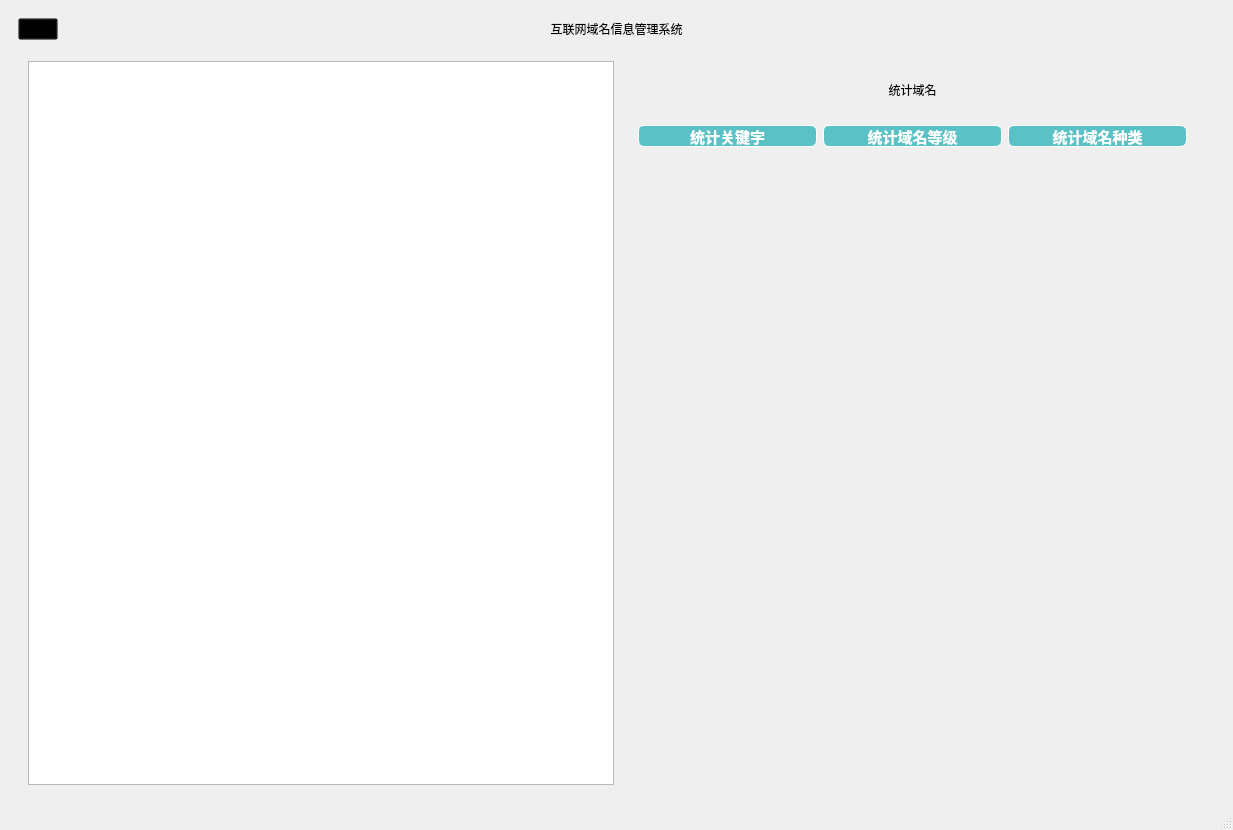
The window that src/IDNIMS.ui (Miki-Riako/Internet-Domain-Name-Information-Management-System) describes before a commit, drawn with Qt 5.
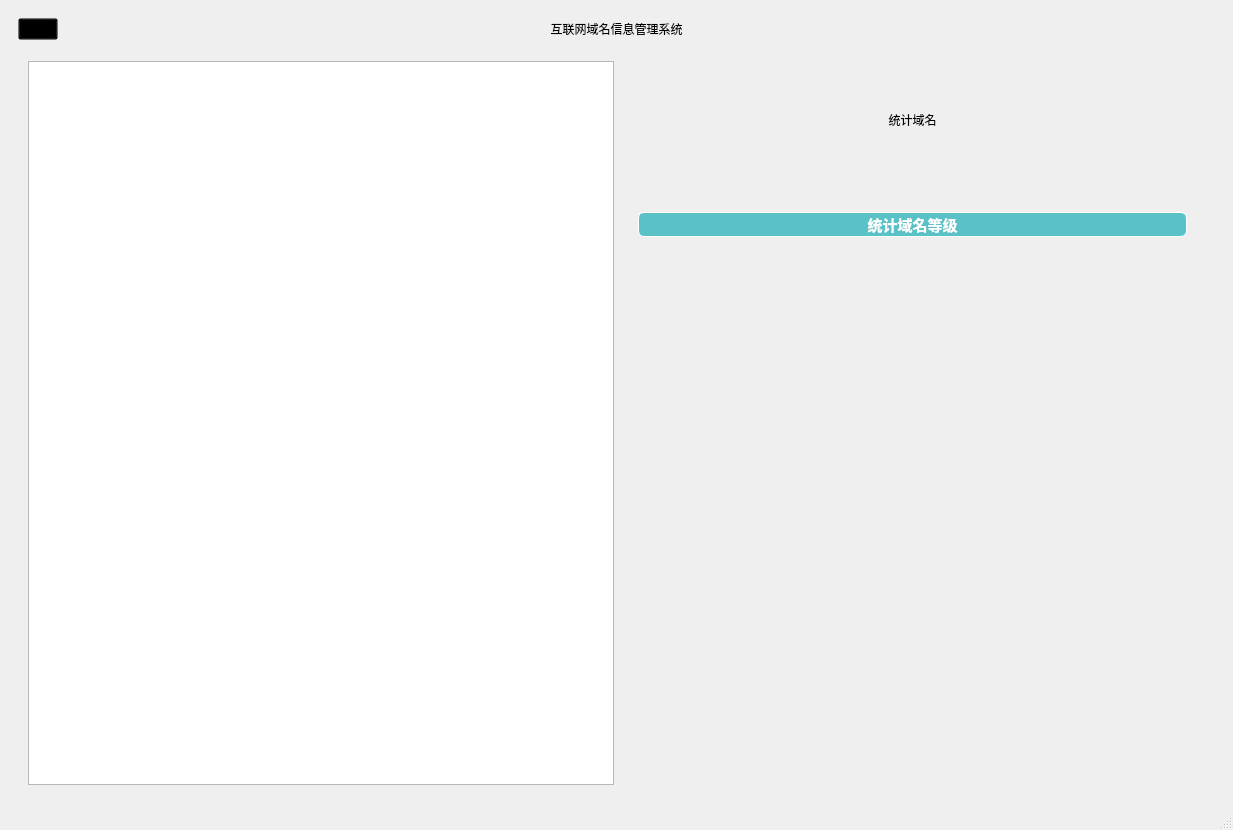
The same window after the commit. The open tabs and pages were chosen to show the change. Icons and pictures are not drawn. Custom widgets are drawn as their Qt base class.

```diff
--- a/src/IDNIMS.ui
+++ b/src/IDNIMS.ui
@@ -150,7 +150,7 @@
          <item>
           <widget class="QStackedWidget" name="stackedWidget">
            <property name="currentIndex">
-            <number>6</number>
+            <number>3</number>
            </property>
            <widget class="QWidget" name="pageHome">
             <layout class="QGridLayout" name="gridLayout_4">
@@ -683,7 +683,7 @@
                    <enum>QLineEdit::Normal</enum>
                   </property>
                   <property name="placeholderText">
-                   <string>在类型中搜索（默认为域名搜索）. . .</string>
+                   <string>在类型中搜索（默认为域名搜索）（需要以MySQL的形式搜索）. . .</string>
                   </property>
                  </widget>
                 </item>
@@ -745,7 +745,7 @@
             </layout>
            </widget>
            <widget class="QWidget" name="pageStatistic">
-            <layout class="QVBoxLayout" name="verticalLayout_7" stretch="1,1,5,5,5">
+            <layout class="QVBoxLayout" name="verticalLayout_7" stretch="1,1,5">
              <item>
               <widget class="QLabel" name="label_31">
                <property name="styleSheet">
@@ -762,45 +762,6 @@
              <item>
               <widget class="QWidget" name="widget_9" native="true">
                <layout class="QHBoxLayout" name="horizontalLayout_5">
-                <item>
-                 <widget class="QPushButton" name="calculateKey">
-                  <property name="minimumSize">
-                   <size>
-                    <width>82</width>
-                    <height>20</height>
-                   </size>
-                  </property>
-                  <property name="cursor">
-                   <cursorShape>PointingHandCursor</cursorShape>
-                  </property>
-                  <property name="styleSheet">
-                   <string notr="true">QPushButton {
-	border: 0.5px solid white;
-	border-radius: 6px;
-	background-color: rgb(90, 194, 198);
-	min-width: 80px;
-	font-family: &quot;Times New Roman&quot;;
-	font-size: 11pt;
-	font-weight: bold;
-	color: white;
-}
-
-QPushButton:hover {
-	border: 0.5px solid white;
-	border-radius: 6px;
-	background-color: #1fab89;
-	min-width: 80px;
-	font-family: &quot;Times New Roman&quot;;
-	font-size: 10pt;
-	font-weight: bold;
-	color: white;
-}</string>
-                  </property>
-                  <property name="text">
-                   <string>统计关键字</string>
-                  </property>
-                 </widget>
-                </item>
                 <item>
                  <widget class="QPushButton" name="calculateLevel">
                   <property name="minimumSize">
@@ -840,58 +801,9 @@
                   </property>
                  </widget>
                 </item>
-                <item>
-                 <widget class="QPushButton" name="calculateType">
-                  <property name="minimumSize">
-                   <size>
-                    <width>82</width>
-                    <height>20</height>
-                   </size>
-                  </property>
-                  <property name="cursor">
-                   <cursorShape>PointingHandCursor</cursorShape>
-                  </property>
-                  <property name="styleSheet">
-                   <string notr="true">QPushButton {
-	border: 0.5px solid white;
-	border-radius: 6px;
-	background-color: rgb(90, 194, 198);
-	min-width: 80px;
-	font-family: &quot;Times New Roman&quot;;
-	font-size: 11pt;
-	font-weight: bold;
-	color: white;
-}
-
-QPushButton:hover {
-	border: 0.5px solid white;
-	border-radius: 6px;
-	background-color: #1fab89;
-	min-width: 80px;
-	font-family: &quot;Times New Roman&quot;;
-	font-size: 10pt;
-	font-weight: bold;
-	color: white;
-}</string>
-                  </property>
-                  <property name="text">
-                   <string>统计域名种类</string>
-                  </property>
-                 </widget>
-                </item>
                </layout>
               </widget>
              </item>
-             <item>
-              <widget class="QWidget" name="showWidget1" native="true">
-               <property name="minimumSize">
-                <size>
-                 <width>0</width>
-                 <height>0</height>
-                </size>
-               </property>
-              </widget>
-             </item>
              <item>
               <widget class="QWidget" name="showWidget2" native="true">
                <property name="minimumSize">
@@ -902,16 +814,6 @@
                </property>
               </widget>
              </item>
-             <item>
-              <widget class="QWidget" name="showWidget3" native="true">
-               <property name="minimumSize">
-                <size>
-                 <width>0</width>
-                 <height>0</height>
-                </size>
-               </property>
-              </widget>
-             </item>
             </layout>
            </widget>
            <widget class="QWidget" name="pageLog">
```
